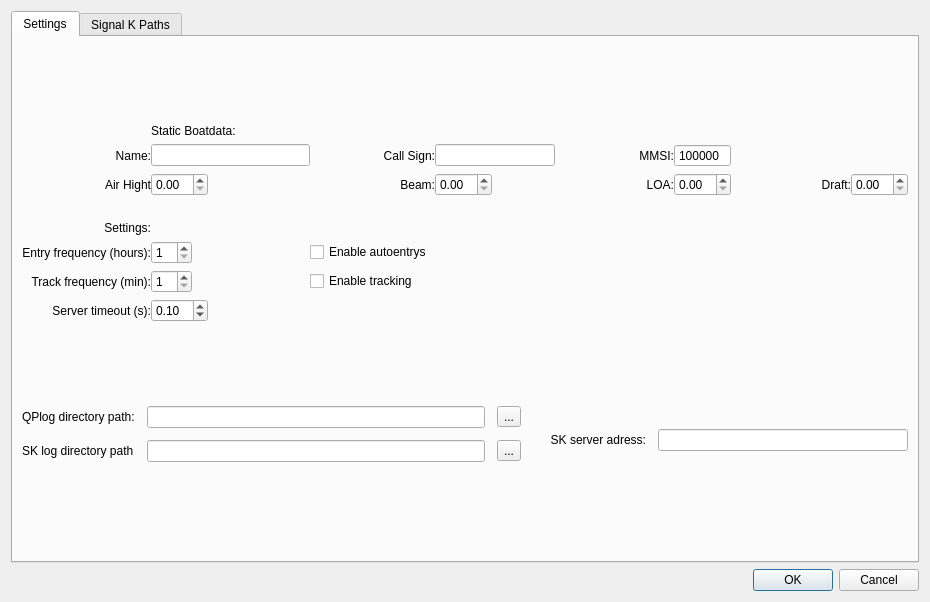
Old version of the form src/ui/Dialog_settings.ui in the repository rodegerdts/QPlogbook.
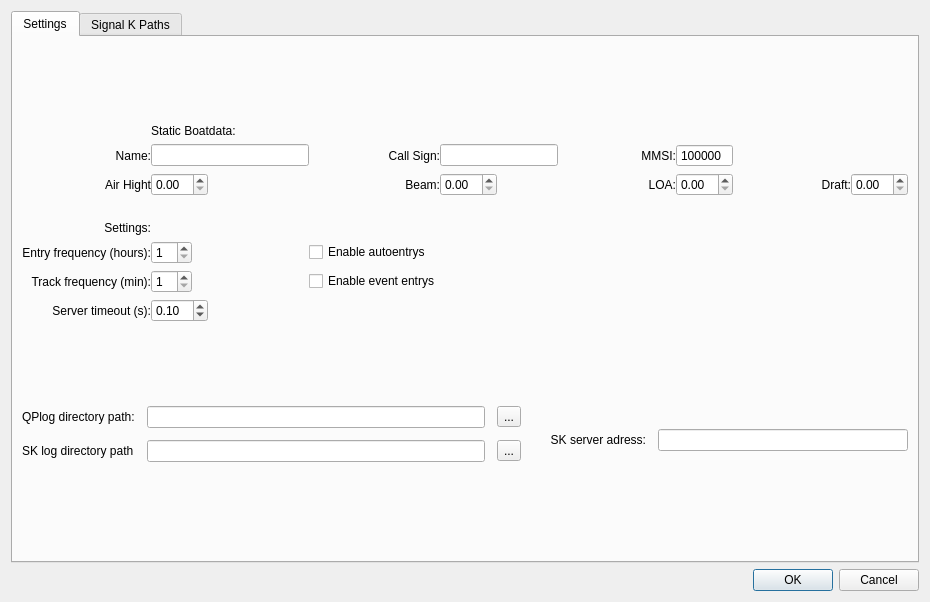
New version of the form. Icons and pictures are not drawn.

Patch:
```diff
--- a/src/ui/Dialog_settings.ui
+++ b/src/ui/Dialog_settings.ui
@@ -215,7 +215,7 @@
             <number>1500</number>
            </property>
            <property name="text">
-            <string>Enable tracking</string>
+            <string>Enable event entrys</string>
            </property>
           </widget>
          </item>
```
Left out of the diff: 2 changed lines with no effect on the pictures.
